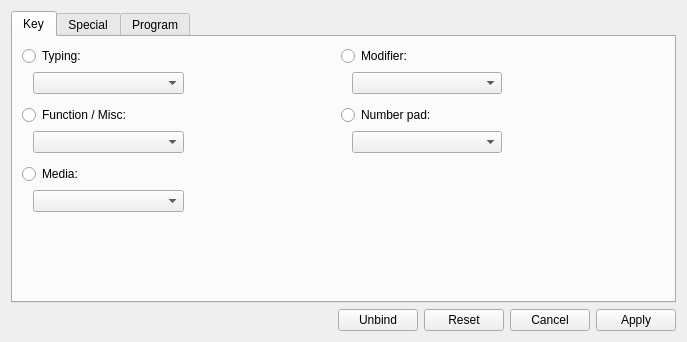
First picture: the form in src/ckb/rebindwidget.ui, repository ckb-next/ckb-next, before the edit.
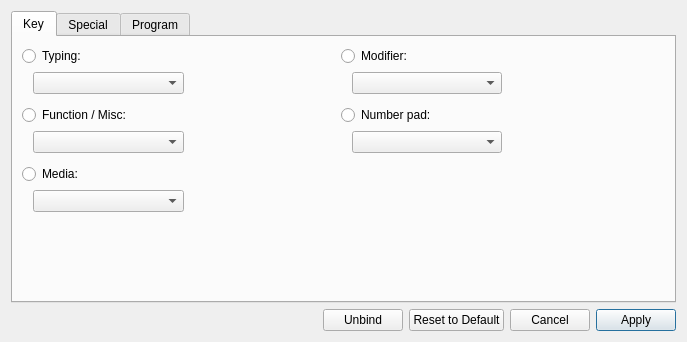
Second picture: the form after the edit.

Commit message: (ckb) Fix crash when device has no hardware profile (ckb) Rearranged buttons in binding dialog

What changed in the file:
```diff
--- a/src/ckb/rebindwidget.ui
+++ b/src/ckb/rebindwidget.ui
@@ -1088,7 +1088,7 @@
      <item>
       <widget class="QPushButton" name="resetButton">
        <property name="text">
-        <string>Reset</string>
+        <string>Reset to Default</string>
        </property>
       </widget>
      </item>
@@ -1104,6 +1104,9 @@
        <property name="text">
         <string>Apply</string>
        </property>
+       <property name="default">
+        <bool>true</bool>
+       </property>
       </widget>
      </item>
     </layout>
```
The commit also changes 5 other files.
